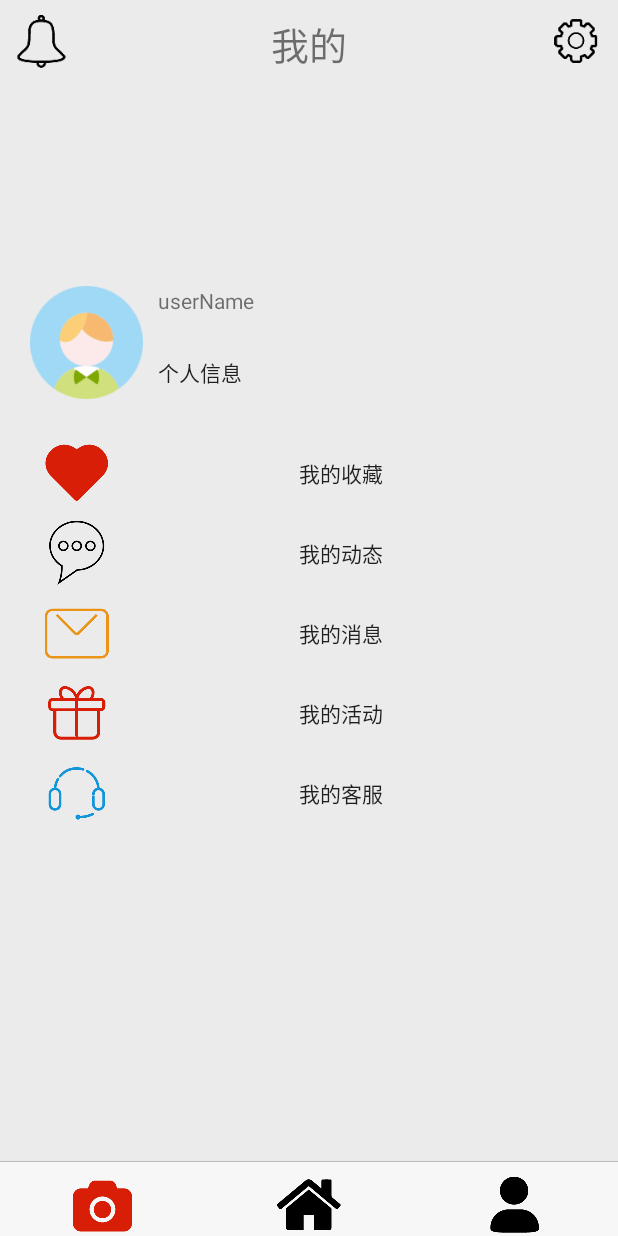
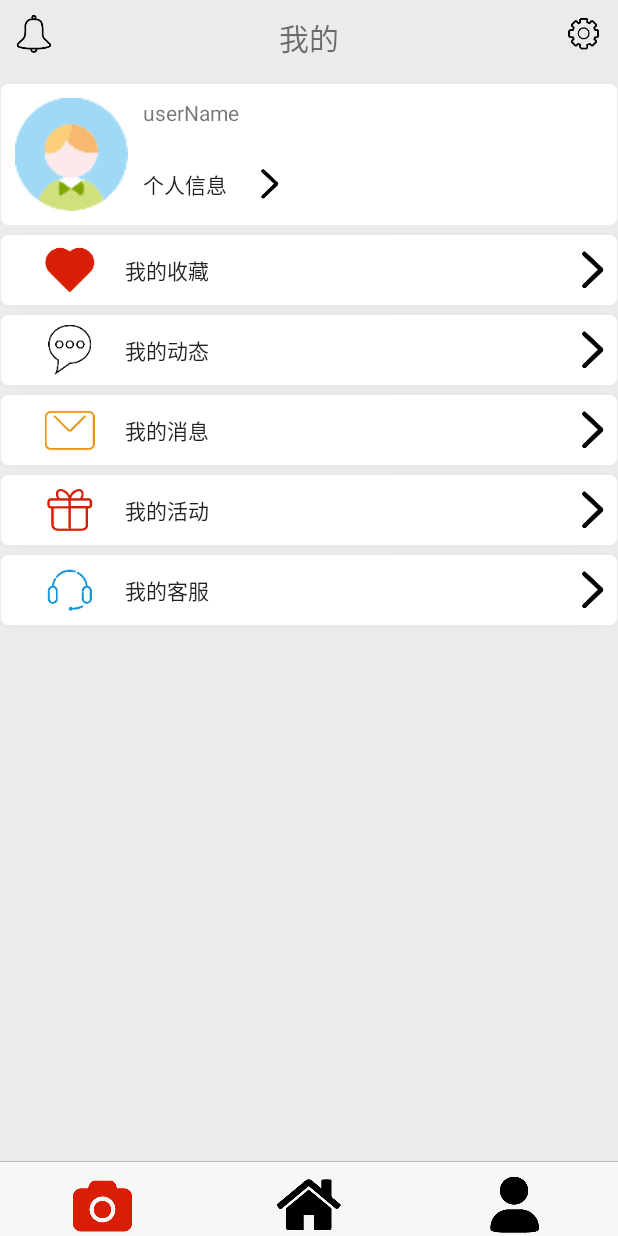
Before and after one commit to MercuialC/Alpha_project, an Android app: the fragment UserFragment placed in its activity, on a phone screen of 412 x 824 dp. Run offline under Robolectric (Android 15) with nearby library versions, the phone set to English and light mode, and no system bars.

Commit message:
user_page update
user_xml

```diff
--- a/SoftWareEngineeringTeamWork/app/src/main/java/com/example/administrator/camera/MainActivity.java
+++ b/SoftWareEngineeringTeamWork/app/src/main/java/com/example/administrator/camera/MainActivity.java
@@ -42,13 +42,6 @@ public class MainActivity extends AppCompatActivity {
     private List<Fragment> mFragmentList = new ArrayList<>();
 
     private RelativeLayout rl_un;
-
-
-    private void setDrawleft(RadioButton radioButton, int res) {
-        Drawable drawable = getResources().getDrawable(res);
-        drawable.setBounds(0, 0, 30, 30);
-        radioButton.setCompoundDrawables(null, drawable, null, null);
-    }
 
     @Override
     protected void onCreate(Bundle savedInstanceState) {
@@ -121,9 +114,4 @@ public class MainActivity extends AppCompatActivity {
         }
         ft.commit();
     }
-
-    public void asd(View view) {
-        Toast.makeText(this, "asd", Toast.LENGTH_SHORT).show();
-
-    }
 }
--- a/SoftWareEngineeringTeamWork/app/src/main/java/com/example/administrator/camera/UserFragment.java
+++ b/SoftWareEngineeringTeamWork/app/src/main/java/com/example/administrator/camera/UserFragment.java
@@ -1,11 +1,14 @@
 package com.example.administrator.camera;
 
 
+import android.graphics.drawable.Drawable;
 import android.os.Bundle;
 import android.app.Fragment;
 import android.view.LayoutInflater;
 import android.view.View;
 import android.view.ViewGroup;
+import android.widget.Button;
+import android.widget.RadioButton;
 import android.widget.RelativeLayout;
 
 
@@ -14,6 +17,34 @@ import android.widget.RelativeLayout;
  */
 public class UserFragment extends Fragment {
 
+
+    private Button btncoll;
+    private Button btnmom;
+    private Button btninfo;
+    private Button btnactivity;
+    private  Button btncust;
+    private Button btnuserinfo;
+
+
+
+    private void setDrawleft(Button button, int res) {
+        Drawable drawable = getResources().getDrawable(res);
+        drawable.setBounds(0, 0, 50, 50);
+        button.setCompoundDrawables(drawable, null, null, null);
+    }
+    private void setDrawright(Button button, int res) {
+        Drawable drawable = getResources().getDrawable(res);
+        drawable.setBounds(0, 0, 40, 40);
+        button.setCompoundDrawables(null, null, drawable, null);
+    }
+    private void setDraw(Button button, int left,int right)
+    {
+        Drawable dleft = getResources().getDrawable(left);
+        Drawable dright = getResources().getDrawable(right);
+        dleft.setBounds(0, 0, 50, 50);
+        dright.setBounds(0, 0, 50, 50);
+        button.setCompoundDrawables(dleft, null, dright, null);
+    }
 
     public UserFragment() {
         // Required empty public constructor
@@ -27,9 +58,26 @@ public class UserFragment extends Fragment {
     @Override
     public View onCreateView(LayoutInflater inflater, ViewGroup container,
                              Bundle savedInstanceState) {
+
         View view = inflater.inflate(R.layout.fragment_user, container, false);
-        RelativeLayout rl_un = view.findViewById(R.id.rl_unlogined);
-        rl_un.setVisibility(View.INVISIBLE);
+        RelativeLayout rl_un = view.findViewById(R.id.rl_logined);
+        btncoll = view.findViewById(R.id.btn_collection);
+        btnmom = view.findViewById(R.id.btn_moments);
+        btninfo = view.findViewById(R.id.btn_info);
+        btnactivity = view.findViewById(R.id.btn_activity);
+        btncust = view.findViewById(R.id.btn_CustomerService);
+        btnuserinfo = view.findViewById(R.id.btn_userInfo);
+        setDrawright(btnuserinfo,R.drawable.rightarow);
+        setDraw(btncoll,R.drawable.collection,R.drawable.rightarow);
+        setDraw(btnmom,R.drawable.moments,R.drawable.rightarow);
+        setDraw(btninfo,R.drawable.info,R.drawable.rightarow);
+        setDraw(btnactivity,R.drawable.activity,R.drawable.rightarow);
+        setDraw(btncust,R.drawable.customerservice,R.drawable.rightarow);
+
+
+
+
+        //rl_un.setVisibility(View.INVISIBLE);
 
 
         return view;
--- /dev/null
+++ b/SoftWareEngineeringTeamWork/app/src/main/res/drawable/user_btn.xml
@@ -0,0 +1,26 @@
+<?xml version="1.0" encoding="utf-8"?>
+<selector xmlns:android="http://schemas.android.com/apk/res/android">
+
+    <item android:state_pressed="true">
+        <shape>
+            <stroke
+                android:width="0.5dp"
+                android:color="#ebebeb"/>
+            <solid android:color="#919191"/>
+            <corners android:radius="5dp"/>
+        </shape>
+    </item>
+
+    <item android:state_pressed="false">
+
+        <shape>
+            <stroke
+                android:width="0.5dp"
+                android:color="#ebebeb"/>
+            <solid android:color="#fff"/>
+            <corners android:radius="5dp"/>
+        </shape>
+    </item>
+
+
+</selector>
--- a/SoftWareEngineeringTeamWork/app/src/main/res/layout/fragment_user.xml
+++ b/SoftWareEngineeringTeamWork/app/src/main/res/layout/fragment_user.xml
@@ -15,8 +15,8 @@
 
         <Button
             android:id="@+id/btn_notification"
-            android:layout_width="35dp"
-            android:layout_height="35dp"
+            android:layout_width="25dp"
+            android:layout_height="25dp"
             android:background="@drawable/notification"/>
 
         <TextView
@@ -26,53 +26,54 @@
             android:layout_centerHorizontal="true"
             android:gravity="center_horizontal"
             android:text="我的"
-            android:textSize="25sp" />
+            android:textSize="20sp" />
 
         <Button
             android:id="@+id/btn_setting"
-            android:layout_width="35dp"
-            android:layout_height="35dp"
+            android:layout_width="25dp"
+            android:layout_height="25dp"
             android:background="@drawable/setting"
             android:layout_alignParentEnd="true"/>
 
     </RelativeLayout>
 
     <!--userInfo-->
-    <RelativeLayout
-        android:id="@+id/rl_unlogined"
-        android:layout_width="match_parent"
-        android:layout_height="wrap_content"
-        android:layout_margin="10dp"
-        >
+    <!--<RelativeLayout-->
+        <!--android:id="@+id/rl_unlogined"-->
+        <!--android:layout_width="match_parent"-->
+        <!--android:layout_height="wrap_content"-->
+        <!--android:layout_margin="10dp"-->
+        <!--&gt;-->
 
-        <ImageView
-            android:id="@+id/iv_u_userHead"
-            android:layout_width="75dp"
-            android:layout_height="75dp"
-            android:layout_margin="10dp"
-            android:background="@drawable/head_boy"
-            />
+        <!--<ImageView-->
+            <!--android:id="@+id/iv_u_userHead"-->
+            <!--android:layout_width="75dp"-->
+            <!--android:layout_height="75dp"-->
+            <!--android:layout_margin="10dp"-->
+            <!--android:background="@drawable/head_boy"-->
+            <!--/>-->
 
-        <Button
-            android:id="@+id/btn_u_login"
-            android:layout_width="match_parent"
-            android:layout_height="75dp"
-            android:layout_marginTop="10dp"
-            android:layout_marginRight="10dp"
-            android:layout_marginBottom="10dp"
-            android:layout_toRightOf="@+id/iv_u_userHead"
-            android:gravity="left|center_vertical"
-            android:background="@android:color/transparent"
-            android:text="登录/注册"
-            />
+        <!--<Button-->
+            <!--android:id="@+id/btn_u_login"-->
+            <!--android:layout_width="match_parent"-->
+            <!--android:layout_height="75dp"-->
+            <!--android:layout_marginTop="10dp"-->
+            <!--android:layout_marginRight="10dp"-->
+            <!--android:layout_marginBottom="10dp"-->
+            <!--android:layout_toRightOf="@+id/iv_u_userHead"-->
+            <!--android:gravity="left|center_vertical"-->
+            <!--android:background="@android:color/transparent"-->
+            <!--android:text="登录/注册"-->
+            <!--/>-->
 
-    </RelativeLayout>
+    <!--</RelativeLayout>-->
 
     <RelativeLayout
         android:id="@+id/rl_logined"
         android:layout_width="match_parent"
         android:layout_height="wrap_content"
-        android:layout_margin="10dp"
+
+        android:background="@drawable/user_btn"
         >
 
         <ImageView
@@ -95,7 +96,7 @@
 
         <Button
             android:id="@+id/btn_userInfo"
-            android:layout_width="match_parent"
+            android:layout_width="98dp"
             android:layout_below="@+id/tv_userName"
             android:layout_height="35dp"
             android:layout_marginTop="10dp"
@@ -104,34 +105,38 @@
             android:layout_toRightOf="@+id/iv_userHead"
             android:gravity="left|center_vertical"
             android:background="@android:color/transparent"
-            android:text="个人信息" />
+            android:text="个人信息"
+            android:drawableRight="@drawable/rightarow"
+            android:drawablePadding="10dp"/>
 
     </RelativeLayout>
 
     <!--add here-->
 
     <Button
-        android:id = "@+id/btn_collection"
+        android:id="@+id/btn_collection"
         android:layout_width="match_parent"
         android:layout_height="wrap_content"
-        android:background="@android:color/transparent"
+        android:layout_marginTop="5dp"
+        android:background="@drawable/user_btn"
         android:drawableLeft="@drawable/collection"
-        android:text="我的收藏"
+        android:drawableRight="@drawable/rightarow"
+        android:drawablePadding="20dp"
+        android:gravity="left|center_vertical"
         android:paddingLeft="30dp"
-        android:paddingRight="30dp"
-        android:layout_marginTop="5dp"
-        android:onClick="asd"
-        />
+        android:text="我的收藏" />
 
     <Button
         android:id = "@+id/btn_moments"
         android:layout_width="match_parent"
         android:layout_height="wrap_content"
-        android:background="@android:color/transparent"
+        android:background="@drawable/user_btn"
         android:drawableLeft="@drawable/moments"
+        android:drawableRight="@drawable/rightarow"
+        android:drawablePadding="20dp"
+        android:gravity="left|center_vertical"
+        android:paddingLeft="30dp"
         android:text="我的动态"
-        android:paddingLeft="30dp"
-        android:paddingRight="30dp"
         android:layout_marginTop="5dp"
         />
 
@@ -139,11 +144,13 @@
         android:id = "@+id/btn_info"
         android:layout_width="match_parent"
         android:layout_height="wrap_content"
-        android:background="@android:color/transparent"
+        android:background="@drawable/user_btn"
         android:drawableLeft="@drawable/info"
+        android:drawableRight="@drawable/rightarow"
+        android:drawablePadding="20dp"
+        android:gravity="left|center_vertical"
+        android:paddingLeft="30dp"
         android:text="我的消息"
-        android:paddingLeft="30dp"
-        android:paddingRight="30dp"
         android:layout_marginTop="5dp"
         />
 
@@ -151,11 +158,13 @@
         android:id = "@+id/btn_activity"
         android:layout_width="match_parent"
         android:layout_height="wrap_content"
-        android:background="@android:color/transparent"
+        android:background="@drawable/user_btn"
         android:drawableLeft="@drawable/activity"
+        android:drawableRight="@drawable/rightarow"
+        android:drawablePadding="20dp"
+        android:gravity="left|center_vertical"
+        android:paddingLeft="30dp"
         android:text="我的活动"
-        android:paddingLeft="30dp"
-        android:paddingRight="30dp"
         android:layout_marginTop="5dp"
         />
 
@@ -163,11 +172,13 @@
         android:id = "@+id/btn_CustomerService"
         android:layout_width="match_parent"
         android:layout_height="wrap_content"
-        android:background="@android:color/transparent"
+        android:background="@drawable/user_btn"
         android:drawableLeft="@drawable/customerservice"
+        android:drawableRight="@drawable/rightarow"
+        android:drawablePadding="20dp"
+        android:gravity="left|center_vertical"
+        android:paddingLeft="30dp"
         android:text="我的客服"
-        android:paddingLeft="30dp"
-        android:paddingRight="30dp"
         android:layout_marginTop="5dp"
         />
 
```
Also changed, not shown: SoftWareEngineeringTeamWork/app/src/main/res/drawable-xxhdpi/head_boy.png (renamed from SoftWareEngineeringTeamWork/app/src/main/res/drawable-v24/head_boy.png), SoftWareEngineeringTeamWork/app/src/main/res/drawable-xxhdpi/qq.png (renamed from SoftWareEngineeringTeamWork/app/src/main/res/drawable-v24/qq.png), SoftWareEngineeringTeamWork/app/src/main/res/drawable-xxhdpi/rightarow.png (added), SoftWareEngineeringTeamWork/app/src/main/res/drawable-xxhdpi/wechat.png (renamed from SoftWareEngineeringTeamWork/app/src/main/res/drawable-v24/wechat.png).
